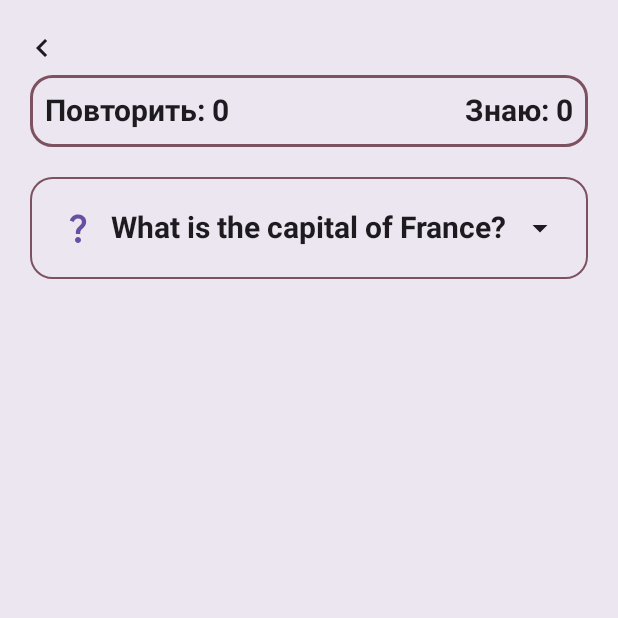
After one commit to pXenia/QuizCue, an Android app built with Jetpack Compose: the LearnCardScreen screen opened through its navigation route, on a phone screen of 412 x 824 dp, the top half of it. The commit adds this screen. Run offline under Robolectric (Android 15) with nearby library versions, the phone set to English and light mode, and no system bars; libraries missing offline, so code that uses them is left out: com.exyte.animatednavbar; 2 statements that could not run were skipped.

Commit message:
Added LearnCard Screen

```diff
--- /dev/null
+++ b/app/src/main/java/com/example/quizcue/presentation/screens/LearnCardScreen.kt
@@ -0,0 +1,320 @@
+package com.example.quizcue.presentation.screens
+
+import android.annotation.SuppressLint
+import androidx.compose.animation.animateContentSize
+import androidx.compose.animation.core.LinearOutSlowInEasing
+import androidx.compose.animation.core.animateFloatAsState
+import androidx.compose.animation.core.tween
+import androidx.compose.foundation.BorderStroke
+import androidx.compose.foundation.border
+import androidx.compose.foundation.gestures.detectHorizontalDragGestures
+import androidx.compose.foundation.layout.Arrangement
+import androidx.compose.foundation.layout.Box
+import androidx.compose.foundation.layout.Column
+import androidx.compose.foundation.layout.Row
+import androidx.compose.foundation.layout.fillMaxSize
+import androidx.compose.foundation.layout.fillMaxWidth
+import androidx.compose.foundation.layout.offset
+import androidx.compose.foundation.layout.padding
+import androidx.compose.foundation.rememberScrollState
+import androidx.compose.foundation.shape.RoundedCornerShape
+import androidx.compose.foundation.verticalScroll
+import androidx.compose.material.icons.Icons
+import androidx.compose.material.icons.filled.ArrowDropDown
+import androidx.compose.material.icons.filled.ChevronLeft
+import androidx.compose.material.icons.filled.Menu
+import androidx.compose.material.icons.filled.QuestionMark
+import androidx.compose.material3.Card
+import androidx.compose.material3.CardDefaults
+import androidx.compose.material3.ExperimentalMaterial3Api
+import androidx.compose.material3.HorizontalDivider
+import androidx.compose.material3.Icon
+import androidx.compose.material3.IconButton
+import androidx.compose.material3.MaterialTheme
+import androidx.compose.material3.OutlinedCard
+import androidx.compose.material3.Scaffold
+import androidx.compose.material3.Text
+import androidx.compose.material3.TopAppBar
+import androidx.compose.material3.TopAppBarDefaults
+import androidx.compose.runtime.Composable
+import androidx.compose.runtime.LaunchedEffect
+import androidx.compose.runtime.getValue
+import androidx.compose.runtime.key
+import androidx.compose.runtime.mutableStateOf
+import androidx.compose.runtime.remember
+import androidx.compose.runtime.setValue
+import androidx.compose.ui.Alignment
+import androidx.compose.ui.Modifier
+import androidx.compose.ui.draw.alpha
+import androidx.compose.ui.draw.rotate
+import androidx.compose.ui.focus.focusModifier
+import androidx.compose.ui.geometry.Offset
+import androidx.compose.ui.graphics.Color.Companion.Transparent
+import androidx.compose.ui.graphics.graphicsLayer
+import androidx.compose.ui.input.pointer.consumePositionChange
+import androidx.compose.ui.input.pointer.pointerInput
+import androidx.compose.ui.input.pointer.positionChange
+import androidx.compose.ui.platform.LocalDensity
+import androidx.compose.ui.text.style.TextAlign
+import androidx.compose.ui.text.style.TextOverflow
+import androidx.compose.ui.unit.IntOffset
+import androidx.compose.ui.unit.dp
+import androidx.navigation.NavController
+import kotlinx.coroutines.delay
+import kotlin.math.roundToInt
+
+@OptIn(ExperimentalMaterial3Api::class)
+@SuppressLint("UnusedMaterial3ScaffoldPaddingParameter")
+@Composable
+fun LearnCardScreen(navController: NavController){
+    val questions = listOf(
+        Question(
+            question = "What is the capital of France?",
+            hint = "It's known as the City of Light.",
+            answer = "Paris"
+        ),
+        Question(
+            question = "What is the largest planet in our solar system?",
+            hint = "It's a gas giant.",
+            answer = "Jupiter"
+        ),
+        Question(
+            question = "Who wrote 'Hamlet'?",
+            hint = "An English playwright, often called the Bard.",
+            answer = "William Shakespeare"
+        ),
+        Question(
+            question = "What is the chemical symbol for water?",
+            hint = "Two hydrogen atoms and one oxygen atom.",
+            answer = "H2O"
+        ),
+        Question(
+            question = "What year did the Titanic sink?",
+            hint = "It happened in the early 20th century.",
+            answer = "1912"
+        ),
+        Question(
+            question = "What is the smallest prime number?",
+            hint = "It's also an even number.",
+            answer = "2"
+        ),
+        Question(
+            question = "Which element has the atomic number 6?",
+            hint = "It's essential for life.",
+            answer = "Carbon"
+        ),
+        Question(
+            question = "Who painted the Mona Lisa?",
+            hint = "An Italian Renaissance artist.",
+            answer = "Leonardo da Vinci"
+        ),
+        Question(
+            question = "What is the hardest natural substance on Earth?",
+            hint = "It's often used in jewelry.",
+            answer = "Diamond"
+        ),
+        Question(
+            question = "What is the longest river in the world?",
+            hint = "It flows through South America.",
+            answer = "Amazon River"
+        )
+    )
+    Scaffold(
+        topBar = {
+            TopAppBar(
+                title = {},
+                colors = TopAppBarDefaults.topAppBarColors(Transparent),
+                navigationIcon = {
+                    IconButton(onClick = {navController.navigateUp()}) {
+                        Icon(
+                            imageVector = Icons.Filled.ChevronLeft,
+                            contentDescription = "Back"
+                        )
+                    }
+                },
+            )
+        },
+        containerColor = MaterialTheme.colorScheme.surfaceContainerHigh
+    ) {
+        SwipeCard(questions = questions)
+    }
+}
+@Composable
+fun SwipeCard(
+    swipeThreshold: Float = 400f,
+    sensitivityFactor: Float = 3f,
+    questions: List<Question>
+) {
+    var offset by remember { mutableStateOf(0f) }
+    var dismissRight by remember { mutableStateOf(false) }
+    var dismissLeft by remember { mutableStateOf(false) }
+    val density = LocalDensity.current.density
+    var cardList by remember { mutableStateOf(questions) }
+    var repeat by remember { mutableStateOf(0) }
+    var ready by remember { mutableStateOf(0) }
+    val onSwipeLeft = { repeat++ }
+    val onSwipeRight = { ready++ }
+    LaunchedEffect(dismissRight, dismissLeft) {
+        if (dismissRight || dismissLeft) {
+            delay(300)
+            if (cardList.isNotEmpty()) {
+                cardList = cardList.drop(1)
+            }
+            offset = 0f
+            dismissRight = false
+            dismissLeft = false
+        }
+    }
+    Column(
+        modifier = Modifier
+            .padding(20.dp)
+    ) {
+        Row(
+            modifier = Modifier
+                .padding(top = 30.dp, bottom = 20.dp)
+                .fillMaxWidth()
+                .border(2.dp, MaterialTheme.colorScheme.tertiary, RoundedCornerShape(15.dp))
+                .padding(10.dp),
+            horizontalArrangement = Arrangement.Absolute.SpaceBetween
+        ) {
+            Text(
+                text = "Повторить: $repeat",
+                style = MaterialTheme.typography.titleLarge,
+            )
+            Text(
+                text = "Знаю: $ready",
+                style = MaterialTheme.typography.titleLarge,
+            )
+        }
+        Box(modifier = Modifier
+            .offset { IntOffset(offset.roundToInt(), 0) }
+            .pointerInput(Unit) {
+                detectHorizontalDragGestures(onDragEnd = {
+                    if (offset > swipeThreshold) {
+                        dismissRight = true
+                        onSwipeRight.invoke()
+                    } else if (offset < -swipeThreshold) {
+                        dismissLeft = true
+                        onSwipeLeft.invoke()
+                    } else {
+                        offset = 0f
+                    }
+                }) { change, dragAmount ->
+                    if (questions.isNotEmpty()) {
+                        offset += (dragAmount / density) * sensitivityFactor
+                        if (change.positionChange() != Offset.Zero) change.consume()
+                    }
+                }
+            }
+            .graphicsLayer(
+                alpha = 1f - animateFloatAsState(if (dismissRight || dismissLeft) 1f else 0f).value,
+                rotationZ = animateFloatAsState(offset / 50).value
+            ),
+            contentAlignment = Alignment.Center) {
+            if (cardList.isEmpty()) {
+                Text(
+                    "Нет доступных карточек",
+                    modifier = Modifier.fillMaxSize(),
+                    style = MaterialTheme.typography.titleMedium.copy(
+                        textAlign = TextAlign.Center
+                    )
+                )
+            } else {
+                key(cardList.first().question) {
+                    LearnCard(question = cardList.first())
+                }
+            }
+        }
+    }
+}
+
+@Composable
+fun LearnCard(
+    question: Question,
+){
+    var hintState by remember { mutableStateOf(false) }
+    var expandedState by remember { mutableStateOf(false) }
+    val rotationStateDropDown by animateFloatAsState(
+        targetValue = if (expandedState) 180f else 0f
+    )
+    val rotationStateQuestionMark by animateFloatAsState(
+        targetValue = if (hintState) 180f else 0f
+    )
+    val scroll = rememberScrollState()
+    OutlinedCard(
+        modifier = Modifier
+            .fillMaxWidth()
+            .verticalScroll(scroll)
+            .animateContentSize(
+                animationSpec = tween(
+                    durationMillis = 300,
+                    easing = LinearOutSlowInEasing
+                )
+            ),
+        border = BorderStroke(1.dp, MaterialTheme.colorScheme.tertiary),
+        shape = RoundedCornerShape(15.dp),
+        colors = CardDefaults.cardColors(MaterialTheme.colorScheme.surfaceContainerHigh)
+    ) {
+        Column(
+            modifier = Modifier
+                .fillMaxWidth()
+                .padding(10.dp)
+        ) {
+            Row(
+                verticalAlignment = Alignment.CenterVertically
+            ) {
+                IconButton(
+                    modifier = Modifier
+                        .weight(1f)
+                        .rotate(rotationStateQuestionMark),
+                    onClick = {
+                        hintState = !hintState
+                    }) {
+                    Icon(
+                        imageVector = Icons.Default.QuestionMark,
+                        contentDescription = "QuestionMark",
+                        tint = MaterialTheme.colorScheme.primary
+                    )
+                }
+                Text(
+                    modifier = Modifier
+                        .weight(6f),
+                    text = question.question,
+                    style = MaterialTheme.typography.titleLarge
+                )
+                IconButton(
+                    modifier = Modifier
+                        .weight(1f)
+                        .rotate(rotationStateDropDown),
+                    onClick = {
+                        expandedState = !expandedState
+                    }) {
+                    Icon(
+                        imageVector = Icons.Default.ArrowDropDown,
+                        contentDescription = "Drop-Down Arrow"
+                    )
+                }
+            }
+            if (hintState) {
+                Text(
+                    text = question.hint,
+                    color = MaterialTheme.colorScheme.primary,
+                    style = MaterialTheme.typography.titleMedium
+
+                )
+            }
+            if (expandedState) {
+                Text(
+                    text = question.answer,
+                    style = MaterialTheme.typography.bodyLarge
+                )
+            }
+        }
+
+    }
+}
+data class Question(
+    val question: String,
+    val hint: String,
+    val answer: String
+)
--- a/app/src/main/java/com/example/quizcue/presentation/screens/MainScreen.kt
+++ b/app/src/main/java/com/example/quizcue/presentation/screens/MainScreen.kt
@@ -1,5 +1,6 @@
 package com.example.quizcue.presentation.screens
 
+import android.annotation.SuppressLint
 import androidx.compose.foundation.layout.Column
 import androidx.compose.foundation.layout.fillMaxSize
 import androidx.compose.foundation.layout.padding
@@ -14,6 +15,7 @@ import com.example.quizcue.presentation.tools.BottomNavGraph
 import com.example.quizcue.presentation.tools.BottomNavigationBar
 import com.example.quizcue.presentation.tools.currentRouteForBottomBar
 
+@SuppressLint("UnusedMaterial3ScaffoldPaddingParameter")
 @Composable
 fun MainScreen(){
     val navController = rememberNavController()
--- a/app/src/main/java/com/example/quizcue/presentation/screens/QuestionsScreen.kt
+++ b/app/src/main/java/com/example/quizcue/presentation/screens/QuestionsScreen.kt
@@ -40,6 +40,7 @@ import androidx.navigation.NavController
 import androidx.navigation.compose.rememberNavController
 import com.example.quizcue.presentation.screens.schedule_screen.QuestionTitle
 import com.example.quizcue.presentation.screens.schedule_screen.QuestionsList
+import com.example.quizcue.presentation.tools.Screen
 import java.text.SimpleDateFormat
 import java.util.Calendar
 import java.util.Locale
@@ -82,7 +83,7 @@ fun QuestionsScreen(
                     shape = RoundedCornerShape(15.dp),
                     colors = ButtonDefaults.buttonColors(MaterialTheme.colorScheme.primary),
                     border = BorderStroke(1.dp, MaterialTheme.colorScheme.tertiary),
-                    onClick = { /*TODO*/ }) {
+                    onClick = { navController.navigate(Screen.LearnCard.route) }) {
                     Text(
                         text = "Учить",
                         style = MaterialTheme.typography.titleMedium.copy(
--- a/app/src/main/java/com/example/quizcue/presentation/tools/BottomNavGraph.kt
+++ b/app/src/main/java/com/example/quizcue/presentation/tools/BottomNavGraph.kt
@@ -8,6 +8,7 @@ import androidx.navigation.compose.composable
 import androidx.navigation.compose.currentBackStackEntryAsState
 import com.example.quizcue.presentation.screens.CoursesScreen
 import com.example.quizcue.presentation.screens.HomeScreen
+import com.example.quizcue.presentation.screens.LearnCardScreen
 import com.example.quizcue.presentation.screens.QuestionsScreen
 import com.example.quizcue.presentation.screens.schedule_screen.ScheduleScree
 
@@ -26,6 +27,9 @@ fun BottomNavGraph(navController: NavHostController){
         composable(route = Screen.Questions.route){
             QuestionsScreen(navController)
         }
+        composable(route = Screen.LearnCard.route){
+            LearnCardScreen(navController)
+        }
 
     }
 }
--- a/app/src/main/java/com/example/quizcue/presentation/tools/BottomNavigationBar.kt
+++ b/app/src/main/java/com/example/quizcue/presentation/tools/BottomNavigationBar.kt
@@ -7,6 +7,8 @@ import androidx.compose.foundation.layout.fillMaxSize
 import androidx.compose.foundation.layout.height
 import androidx.compose.foundation.layout.padding
 import androidx.compose.foundation.layout.size
+import androidx.compose.material.icons.Icons
+import androidx.compose.material.icons.filled.ErrorOutline
 import androidx.compose.material3.Icon
 import androidx.compose.material3.MaterialTheme
 import androidx.compose.runtime.Composable
@@ -59,7 +61,7 @@ fun BottomNavigationBar(navController: NavHostController) {
             ) {
                 Icon(
                     modifier = Modifier.size(26.dp),
-                    imageVector = item.icon,
+                    imageVector = item.icon ?: Icons.Default.ErrorOutline,
                     contentDescription = "",
                     tint = if (selectedIndex == screens.indexOf(item)) MaterialTheme.colorScheme.onPrimary
                     else MaterialTheme.colorScheme.secondary
--- a/app/src/main/java/com/example/quizcue/presentation/tools/Screens.kt
+++ b/app/src/main/java/com/example/quizcue/presentation/tools/Screens.kt
@@ -14,10 +14,11 @@ import com.example.quizcue.R
 
 sealed class Screen(
     val route: String,
-    val icon: ImageVector
+    val icon: ImageVector?
 ){
     object Home: Screen("home", Icons.Filled.Home)
     object Courses: Screen("course", Icons.Default.School)
     object Schedule: Screen("schedule", Icons.Default.Schedule)
-    object Questions: Screen("questions", Icons.Default.Schedule)
+    object Questions: Screen("questions", null)
+    object LearnCard: Screen("learn_card", null)
 }
```
Also changed, not shown: app/src/main/java/com/example/quizcue/presentation/screens/schedule_screen/ScheduleScreen.kt (renamed from app/src/main/java/com/example/quizcue/presentation/screens/schedule_screen/SheduleScreen.kt).
